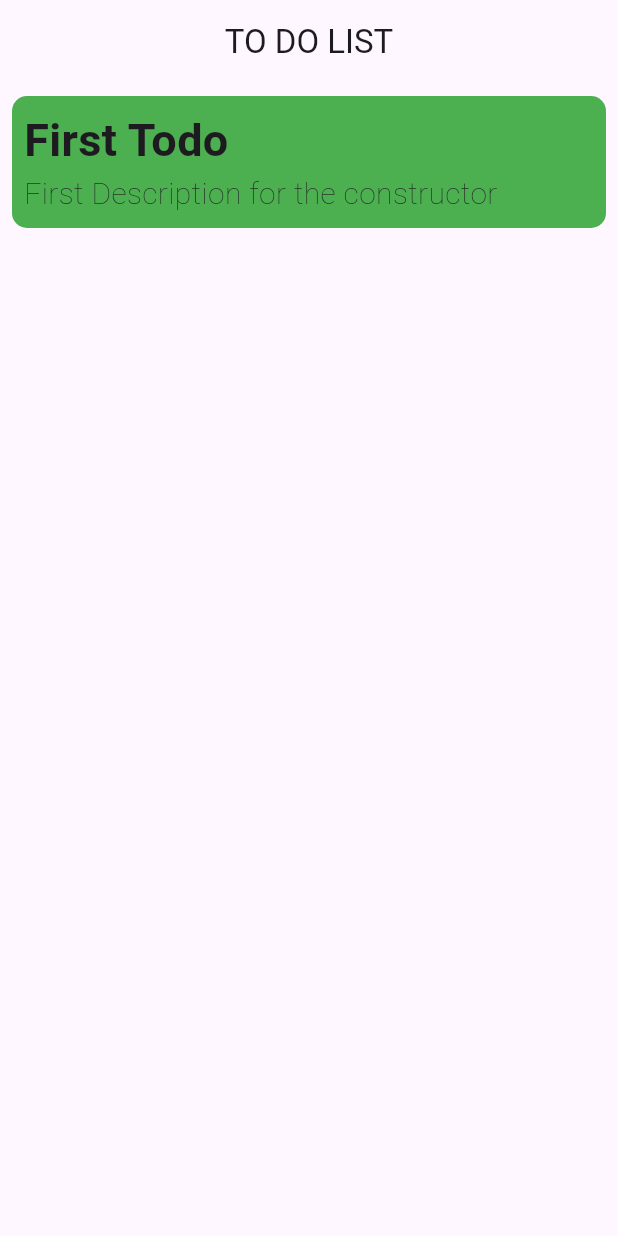
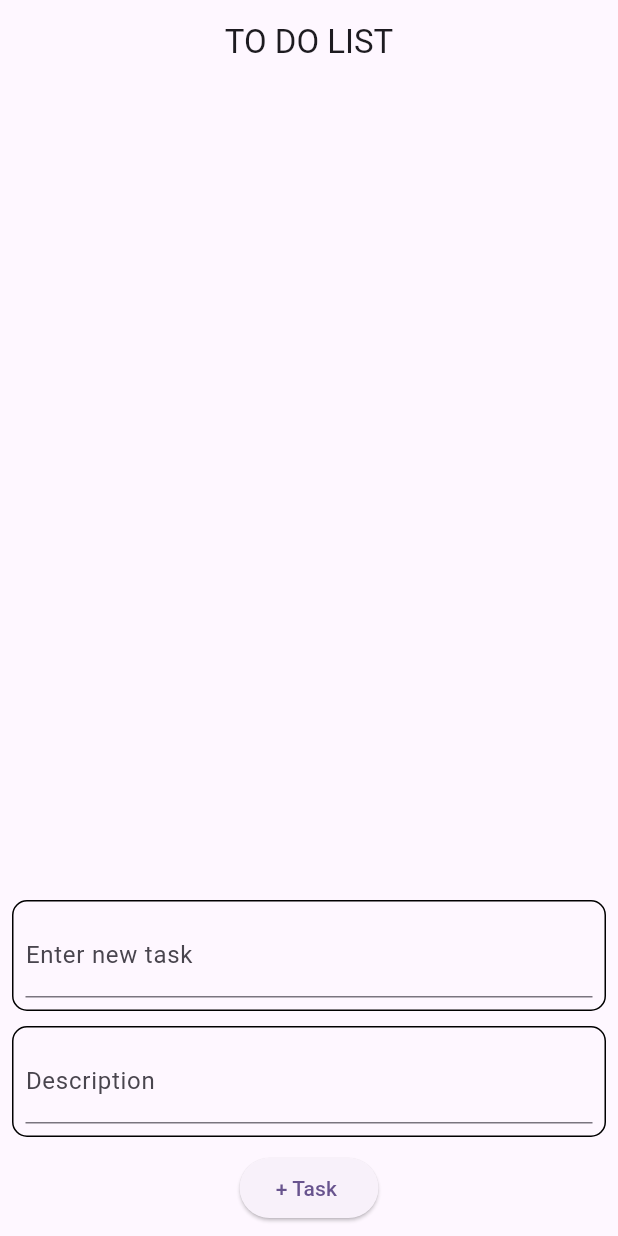
Before and after one commit to Ishankyen/Flutter_Learning, a Flutter app: the screen it shows after launch, on a phone screen of 412 x 824 dp. Run offline on Flutter 3.47's test engine with Material 3 defaults, Android fonts, the phone set to English and light mode, and no system bars.

Commit message:
To do app with add task, delete task and on tap color change option.

```diff
--- /dev/null
+++ b/lib/models/todo_model.dart
@@ -0,0 +1,7 @@
+class ToDoModel {
+  String title;
+  String Description;
+  bool check = false;
+
+  ToDoModel(this.title, this.Description, this.check);
+}
--- a/lib/screens/home_screen.dart
+++ b/lib/screens/home_screen.dart
@@ -1,4 +1,5 @@
 import 'package:flutter/material.dart';
+import 'package:flutter_new_todo/models/todo_model.dart';
 import 'package:flutter_new_todo/widgets/todo.dart';
 
 class HomeScreen extends StatefulWidget {
@@ -9,6 +10,11 @@ class HomeScreen extends StatefulWidget {
 }
 
 class _HomeScreenState extends State<HomeScreen> {
+  List<ToDoModel> todos = [];
+
+  TextEditingController title = TextEditingController();
+  TextEditingController desc = TextEditingController();
+
   @override
   Widget build(BuildContext context) {
     return Scaffold(
@@ -17,11 +23,82 @@ class _HomeScreenState extends State<HomeScreen> {
         title: const Text("TO DO LIST"),
       ),
       body: Column(
+        mainAxisSize: MainAxisSize.min,
         children: [
-          Todo(
-            title: "First Todo",
-            desc: "First Description for the constructor",
+          SizedBox(
+            height: 475,
+            child: ListView.builder(
+                shrinkWrap: true,
+                itemCount: todos.length,
+                itemBuilder: (context, index) {
+                  return InkWell(
+                    onTap: () {
+                      todos[index].check = !todos[index].check;
+                      setState(() {});
+                    },
+                    child: Row(
+                      children: [
+                        Expanded(
+                          child: Todo(
+                            title: todos[index].title,
+                            desc: todos[index].Description,
+                            done: todos[index].check,
+                          ),
+                        ),
+                        IconButton(
+                            onPressed: () {
+                              todos.removeAt(index);
+                              setState(() {});
+                            },
+                            icon: const Icon(Icons.delete))
+                      ],
+                    ),
+                  );
+                }),
           ),
+          Expanded(child: Container()),
+          Padding(
+            padding: const EdgeInsets.all(8.0),
+            child: Column(
+              children: [
+                Container(
+                    decoration: BoxDecoration(
+                        border: Border.all(),
+                        borderRadius: BorderRadius.circular(10.0)),
+                    child: Padding(
+                      padding: const EdgeInsets.all(8.0),
+                      child: TextFormField(
+                        controller: title,
+                        decoration:
+                            const InputDecoration(labelText: "Enter new task"),
+                      ),
+                    )),
+                const SizedBox(height: 10),
+                Container(
+                    decoration: BoxDecoration(
+                        border: Border.all(),
+                        borderRadius: BorderRadius.circular(10.0)),
+                    child: Padding(
+                      padding: const EdgeInsets.all(8.0),
+                      child: TextFormField(
+                        controller: desc,
+                        decoration:
+                            const InputDecoration(labelText: "Description"),
+                      ),
+                    )),
+                const SizedBox(height: 10),
+                ElevatedButton(
+                  onPressed: () {
+                    if (title.text.isNotEmpty && desc.text.isNotEmpty) {
+                      todos.add(ToDoModel(title.text, desc.text, false));
+                      setState(() {});
+                    }
+                  },
+                  child: const Text("+ Task "),
+                )
+              ],
+            ),
+          )
         ],
       ),
     );
```
Also changed, not shown: lib/widgets/todo.dart (+10 -7 lines).
